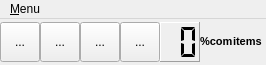
The window that hmi_tester/hmitestercontrol.ui (pedromateo/openhmitester) describes before a commit, drawn with Qt 5.
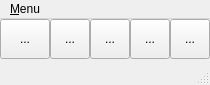
The same window after the commit. Icons and pictures are not drawn.

Patch:
```diff
--- a/hmi_tester/hmitestercontrol.ui
+++ b/hmi_tester/hmitestercontrol.ui
@@ -9,13 +9,13 @@
    <rect>
     <x>0</x>
     <y>0</y>
-    <width>266</width>
-    <height>65</height>
+    <width>210</width>
+    <height>85</height>
    </rect>
   </property>
   <property name="sizePolicy">
-   <sizepolicy hsizetype="MinimumExpanding" vsizetype="Fixed">
-    <horstretch>200</horstretch>
+   <sizepolicy hsizetype="Minimum" vsizetype="Minimum">
+    <horstretch>0</horstretch>
     <verstretch>0</verstretch>
    </sizepolicy>
   </property>
@@ -27,8 +27,8 @@
   </property>
   <property name="maximumSize">
    <size>
-    <width>300</width>
-    <height>100</height>
+    <width>210</width>
+    <height>85</height>
    </size>
   </property>
   <property name="sizeIncrement">
@@ -54,9 +54,12 @@
    <bool>false</bool>
   </property>
   <widget class="QWidget" name="centralWidget">
+   <property name="enabled">
+    <bool>true</bool>
+   </property>
    <property name="sizePolicy">
-    <sizepolicy hsizetype="MinimumExpanding" vsizetype="Fixed">
-     <horstretch>100</horstretch>
+    <sizepolicy hsizetype="Minimum" vsizetype="Minimum">
+     <horstretch>0</horstretch>
      <verstretch>0</verstretch>
     </sizepolicy>
    </property>
@@ -68,8 +71,8 @@
    </property>
    <property name="maximumSize">
     <size>
-     <width>300</width>
-     <height>100</height>
+     <width>210</width>
+     <height>40</height>
     </size>
    </property>
    <property name="sizeIncrement">
@@ -78,33 +81,19 @@
      <height>0</height>
     </size>
    </property>
-   <layout class="QHBoxLayout" name="horizontalLayout_2">
-    <property name="spacing">
-     <number>0</number>
-    </property>
-    <property name="sizeConstraint">
-     <enum>QLayout::SetMinimumSize</enum>
-    </property>
-    <property name="leftMargin">
-     <number>0</number>
-    </property>
-    <property name="topMargin">
-     <number>0</number>
-    </property>
-    <property name="rightMargin">
-     <number>0</number>
-    </property>
-    <property name="bottomMargin">
-     <number>0</number>
-    </property>
-    <item>
+   <property name="baseSize">
+    <size>
+     <width>0</width>
+     <height>0</height>
+    </size>
+   </property>
+   <property name="layoutDirection">
+    <enum>Qt::LeftToRight</enum>
+   </property>
      <layout class="QHBoxLayout" name="horizontalLayout">
       <property name="spacing">
        <number>0</number>
       </property>
-      <property name="sizeConstraint">
-       <enum>QLayout::SetMinimumSize</enum>
-      </property>
       <property name="leftMargin">
        <number>0</number>
       </property>
@@ -117,6 +106,29 @@
       <property name="bottomMargin">
        <number>0</number>
       </property>
+    <item>
+     <widget class="QToolButton" name="tb_menu">
+      <property name="minimumSize">
+       <size>
+        <width>50</width>
+        <height>40</height>
+       </size>
+      </property>
+      <property name="text">
+       <string>...</string>
+      </property>
+      <property name="icon">
+       <iconset resource="resources.qrc">
+        <normaloff>:/resources/images/icon_menu.xpm</normaloff>:/resources/images/icon_menu.xpm</iconset>
+      </property>
+      <property name="iconSize">
+       <size>
+        <width>25</width>
+        <height>25</height>
+       </size>
+      </property>
+     </widget>
+    </item>
       <item>
        <widget class="QToolButton" name="tb_play">
         <property name="minimumSize">
@@ -215,72 +227,17 @@
         </property>
        </widget>
       </item>
-      <item>
-       <widget class="QLCDNumber" name="lcdNumber">
-        <property name="enabled">
-         <bool>true</bool>
-        </property>
-        <property name="minimumSize">
-         <size>
-          <width>40</width>
-          <height>40</height>
-         </size>
-        </property>
-        <property name="maximumSize">
-         <size>
-          <width>40</width>
-          <height>40</height>
-         </size>
-        </property>
-        <property name="frameShape">
-         <enum>QFrame::Panel</enum>
-        </property>
-        <property name="frameShadow">
-         <enum>QFrame::Raised</enum>
-        </property>
-        <property name="smallDecimalPoint">
-         <bool>false</bool>
-        </property>
-        <property name="digitCount">
-         <number>2</number>
-        </property>
-        <property name="segmentStyle">
-         <enum>QLCDNumber::Flat</enum>
-        </property>
-       </widget>
-      </item>
-      <item>
-       <widget class="QLabel" name="lComp">
-        <property name="text">
-         <string>&lt;!DOCTYPE HTML PUBLIC &quot;-//W3C//DTD HTML 4.0//EN&quot; &quot;http://www.w3.org/TR/REC-html40/strict.dtd&quot;&gt;
-&lt;html&gt;&lt;head&gt;&lt;meta name=&quot;qrichtext&quot; content=&quot;1&quot; /&gt;&lt;style type=&quot;text/css&quot;&gt;
-p, li { white-space: pre-wrap; }
-&lt;/style&gt;&lt;/head&gt;&lt;body style=&quot; font-family:'Sans Serif'; font-size:9pt; font-weight:400; font-style:normal;&quot;&gt;
-&lt;p style=&quot; margin-top:0px; margin-bottom:0px; margin-left:0px; margin-right:0px; -qt-block-indent:0; text-indent:0px;&quot;&gt;&lt;span style=&quot; font-size:8pt; font-weight:600;&quot;&gt;%com&lt;/span&gt;&lt;/p&gt;&lt;/body&gt;&lt;/html&gt;</string>
-        </property>
-       </widget>
-      </item>
-      <item>
-       <widget class="QLabel" name="lItems">
-        <property name="text">
-         <string>&lt;!DOCTYPE HTML PUBLIC &quot;-//W3C//DTD HTML 4.0//EN&quot; &quot;http://www.w3.org/TR/REC-html40/strict.dtd&quot;&gt;
-&lt;html&gt;&lt;head&gt;&lt;meta name=&quot;qrichtext&quot; content=&quot;1&quot; /&gt;&lt;style type=&quot;text/css&quot;&gt;
-p, li { white-space: pre-wrap; }
-&lt;/style&gt;&lt;/head&gt;&lt;body style=&quot; font-family:'Sans Serif'; font-size:9pt; font-weight:400; font-style:normal;&quot;&gt;
-&lt;p style=&quot; margin-top:0px; margin-bottom:0px; margin-left:0px; margin-right:0px; -qt-block-indent:0; text-indent:0px;&quot;&gt;&lt;span style=&quot; font-size:8pt; font-weight:600;&quot;&gt;items&lt;/span&gt;&lt;/p&gt;&lt;/body&gt;&lt;/html&gt;</string>
-        </property>
-       </widget>
-      </item>
-     </layout>
-    </item>
    </layout>
   </widget>
   <widget class="QMenuBar" name="menuBar">
+   <property name="enabled">
+    <bool>true</bool>
+   </property>
    <property name="geometry">
     <rect>
      <x>0</x>
      <y>0</y>
-     <width>266</width>
+     <width>210</width>
      <height>23</height>
     </rect>
    </property>
@@ -353,6 +310,7 @@
    </widget>
    <addaction name="menu_Main"/>
   </widget>
+  <widget class="QStatusBar" name="status"/>
   <action name="action_Open">
    <property name="text">
     <string>&amp;Open</string>
```
Left out of the diff: 10 changed lines with no effect on the pictures. Lines whose indentation alone changed are shown as unchanged.
